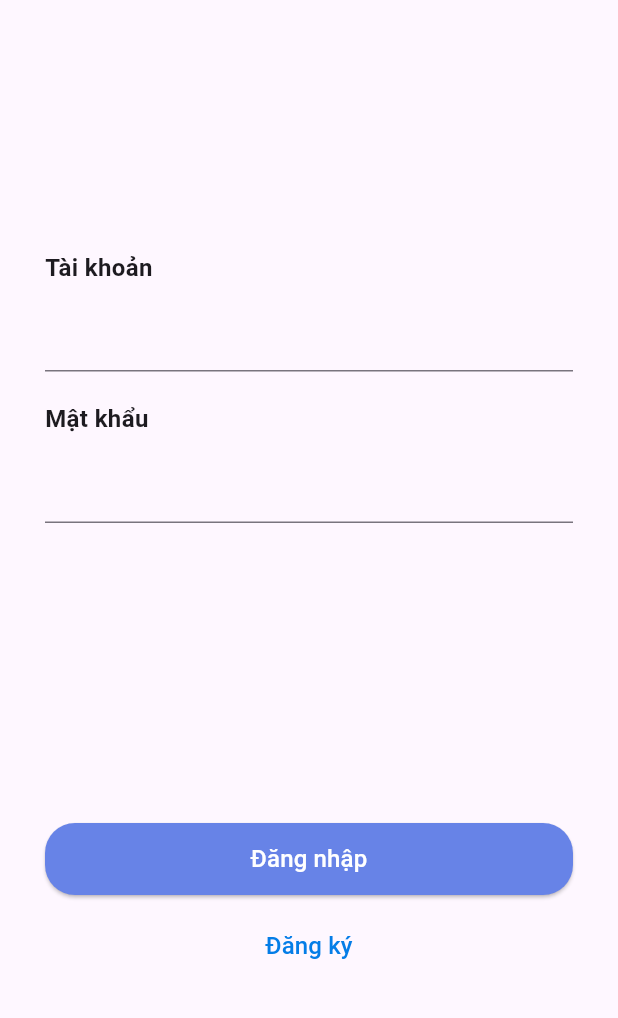
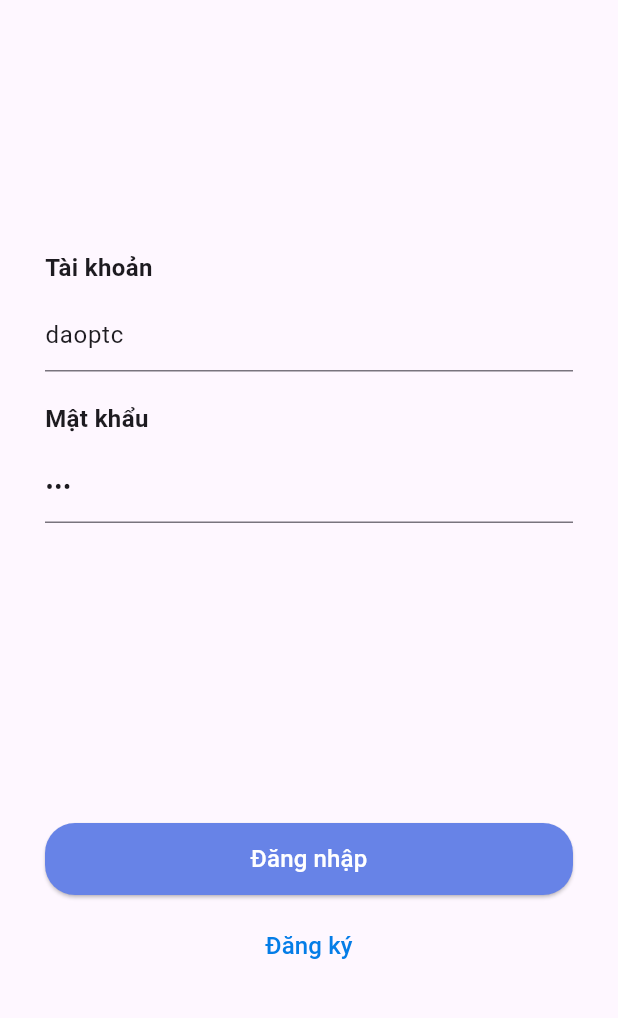
Before and after one commit to daoptph23912/Flutter-Chat, a Flutter app: the screen it shows after launch, on a phone screen of 412 x 824 dp, the part 59-1077 px from its top. Run offline on Flutter 3.47's test engine with Material 3 defaults, Android fonts, the phone set to English and light mode, and no system bars; our stand-ins replace connectivity_plus, emoji_picker_flutter, image_picker, permission_handler, sqflite; missing offline and left inert: photo_manager; accounts and stored records are empty.

Commit message:
commit-3-6

```diff
--- a/lib/api/api_server.dart
+++ b/lib/api/api_server.dart
@@ -8,6 +8,7 @@ import '../models/friend.dart';
 
 class ApiService {
   final String baseUrl = 'http://localhost:8888/api';
+  // final String baseUrl = 'http://10.2.44.52:8888/api';
   // đăng kí tài khoản
   Future<Map<String, dynamic>> register(
       String fullName, String username, String password) async {
--- a/lib/main.dart
+++ b/lib/main.dart
@@ -18,8 +18,9 @@ class MyApp extends StatelessWidget {
       title: 'welcome',
       theme: lightMode,
       home: const LoginScreen(
-          // token: 'asasasa',
-          ),
+        // token:
+        //     'eyJhbGciOiJIUzI1NiIsInR5cCI6IkpXVCJ9.eyJ1dWlkIjoiNjYxNjUwMDYxMjQzYmNkZjE1MDQzNGUxIiwiRnVsbE5hbWUiOiJIaeG6v3UgUEMiLCJpYXQiOjE3MTI3MzgzMTAsImV4cCI6MzMyNDg3MzgzMTB9.qZOaD4MDvaFRoKybdrhQJTXx-L0hVGRw2PrfTqR0by4',
+      ),
     );
   }
 }
--- a/lib/screens/home_screen.dart
+++ b/lib/screens/home_screen.dart
@@ -33,7 +33,7 @@ class _HomeScreenState extends State<HomeScreen> {
     return Scaffold(
       body: Padding(
         padding:
-            const EdgeInsets.only(bottom: 10, right: 10, top: -5, left: 15),
+            const EdgeInsets.only(bottom: 10, right: 10, top: 0, left: 15),
         child: Column(
           crossAxisAlignment: CrossAxisAlignment.start,
           children: [
--- a/lib/screens/login_screen.dart
+++ b/lib/screens/login_screen.dart
@@ -1,9 +1,11 @@
 import 'package:chat_app_bkav_/api/api_server.dart';
 import 'package:connectivity_plus/connectivity_plus.dart';
+// import 'package:flutter/cupertino.dart';
 import 'package:flutter/material.dart';
 import 'package:chat_app_bkav_/constants/constants.dart';
 import 'package:chat_app_bkav_/screens/home_screen.dart';
 import 'package:chat_app_bkav_/screens/register_screen.dart';
+// import 'package:flutter/widgets.dart';
 
 class LoginScreen extends StatelessWidget {
   const LoginScreen({super.key});
@@ -27,8 +29,8 @@ class BodyLoginScreen extends StatefulWidget {
 }
 
 class _BodyLoginScreenState extends State<BodyLoginScreen> {
-  final TextEditingController _usernameController = TextEditingController();
-  final TextEditingController _passwordController = TextEditingController();
+  final TextEditingController _usernameController = TextEditingController(text:"daoptc");
+  final TextEditingController _passwordController = TextEditingController(text: "123");
   bool _showErrorMessage = false;
   String _errorMessage = '';
 
--- a/lib/screens/register_screen.dart
+++ b/lib/screens/register_screen.dart
@@ -12,10 +12,10 @@ class RegisterScreen extends StatefulWidget {
 
 class _RegisterScreenState extends State<RegisterScreen> {
   final TextEditingController _usernameController = TextEditingController();
-  final TextEditingController _passwordController = TextEditingController();
+  final TextEditingController _passwordController = TextEditingController(text: "123");
   final TextEditingController _fullnameController = TextEditingController();
   final TextEditingController _confirmPasswordController =
-      TextEditingController();
+      TextEditingController(text: "123");
   bool _showErrorMessage = false;
   String _errorMessage = '';
 
```
Also changed, not shown: lib/screens/chat_screen.dart (+6 -7 lines).
